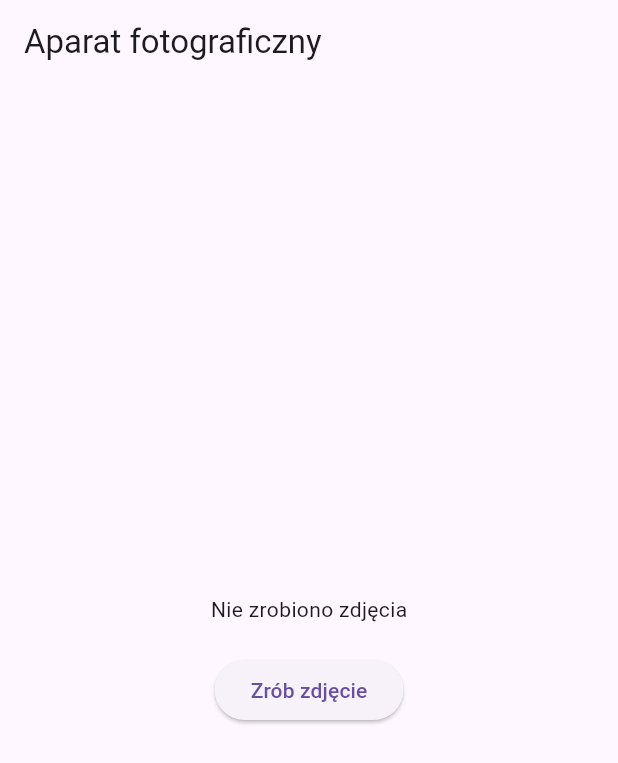
After one commit to toci888/toci_findmyscrewGPT, a Flutter app: the CameraScreen screen opened directly, after a tap on "Zrób zdjęcie", on a phone screen of 412 x 824 dp. The commit adds this screen. Shown: the top 763 px of the screen. Run offline on Flutter 3.47's test engine with Material 3 defaults, Android fonts, the light colour scheme and no system bars; our stand-ins replace image_picker; network calls fail.

Commit message:
approaching photo making in th eapp

```diff
--- /dev/null
+++ b/findmyscrew/lib/camera.dart
@@ -0,0 +1,66 @@
+import 'package:flutter/material.dart';
+import 'package:image_picker/image_picker.dart';
+import 'dart:io';
+
+void main() {
+  runApp(MyApp());
+}
+
+class MyApp extends StatelessWidget {
+  @override
+  Widget build(BuildContext context) {
+    return MaterialApp(
+      home: CameraScreen(),
+    );
+  }
+}
+
+class CameraScreen extends StatefulWidget {
+  @override
+  _CameraScreenState createState() => _CameraScreenState();
+}
+
+class _CameraScreenState extends State<CameraScreen> {
+  File? _image; // Przechowywanie wybranego zdjęcia
+
+  Future<void> _pickImage() async {
+    final pickedFile = await ImagePicker().pickImage(
+      source: ImageSource.camera, // Źródło: aparat
+      maxWidth: 600,             // Opcjonalne: zmiana rozmiaru zdjęcia
+      imageQuality: 80,          // Opcjonalne: jakość zdjęcia (0-100)
+    );
+
+    if (pickedFile != null) {
+      setState(() {
+        _image = File(pickedFile.path); // Zapisz zdjęcie
+      });
+    }
+  }
+
+  @override
+  Widget build(BuildContext context) {
+    return Scaffold(
+      appBar: AppBar(title: Text("Aparat fotograficzny")),
+      body: Center(
+        child: Column(
+          mainAxisAlignment: MainAxisAlignment.center,
+          children: [
+            _image != null
+                ? Image.file(
+                    _image!,          // Wyświetlenie zdjęcia
+                    width: 300,
+                    height: 300,
+                    fit: BoxFit.cover,
+                  )
+                : Text("Nie zrobiono zdjęcia"),
+            SizedBox(height: 20),
+            ElevatedButton(
+              onPressed: _pickImage, // Funkcja wywołująca aparat
+              child: Text("Zrób zdjęcie"),
+            ),
+          ],
+        ),
+      ),
+    );
+  }
+}
--- a/findmyscrew/lib/main.dart
+++ b/findmyscrew/lib/main.dart
@@ -1,3 +1,5 @@
+import 'package:image_picker/image_picker.dart';
+import 'dart:io'; // Potrzebne do pracy z plikami
 import 'package:flutter/material.dart';
 import 'screens/items_screen.dart';
 
--- a/findmyscrew/pubspec.yaml
+++ b/findmyscrew/pubspec.yaml
@@ -32,6 +32,7 @@ dependencies:
     sdk: flutter
   http: ^1.2.2
   provider: ^6.0.3
+  image_picker: ^0.8.7+4
 
   # The following adds the Cupertino Icons font to your application.
   # Use with the CupertinoIcons class for iOS style icons.
```
Also changed, not shown: findmyscrew/pubspec.lock, 9 other files.
